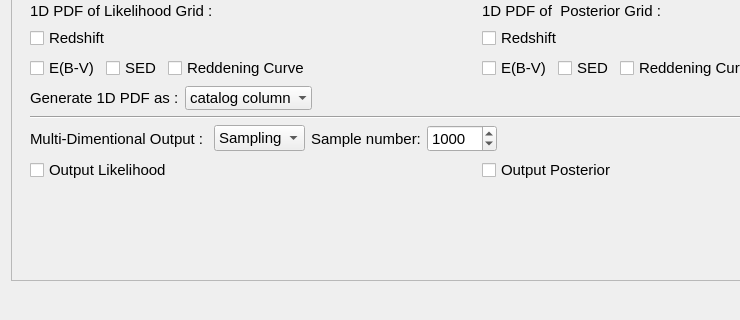
First picture: the form in PhzQtUI/auxdir/PhzQtUI/FormAnalysis.ui, repository astrorama/Phosphoros, before the edit; both pictures show x 0 to 740 and y 642 to 962 of the 958 by 962 pixel window.
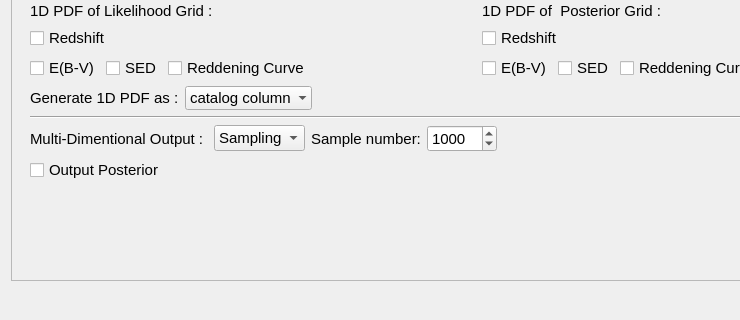
Second picture: the form after the edit.

Commit message: remove unused button

```diff
--- a/PhzQtUI/auxdir/PhzQtUI/FormAnalysis.ui
+++ b/PhzQtUI/auxdir/PhzQtUI/FormAnalysis.ui
@@ -1693,22 +1693,6 @@
            </item>
            <item>
             <layout class="QHBoxLayout" name="horizontalLayout_12">
-             <item>
-              <layout class="QVBoxLayout" name="verticalLayout_29">
-               <item>
-                <widget class="QCheckBox" name="cb_gen_likelihood">
-                 <property name="font">
-                  <font>
-                   <pointsize>11</pointsize>
-                  </font>
-                 </property>
-                 <property name="text">
-                  <string>Output Likelihood</string>
-                 </property>
-                </widget>
-               </item>
-              </layout>
-             </item>
              <item>
               <layout class="QVBoxLayout" name="verticalLayout_30">
                <item>
```
Left out of the diff: 16 changed lines with no effect on the pictures. The commit also changes 2 other files.
